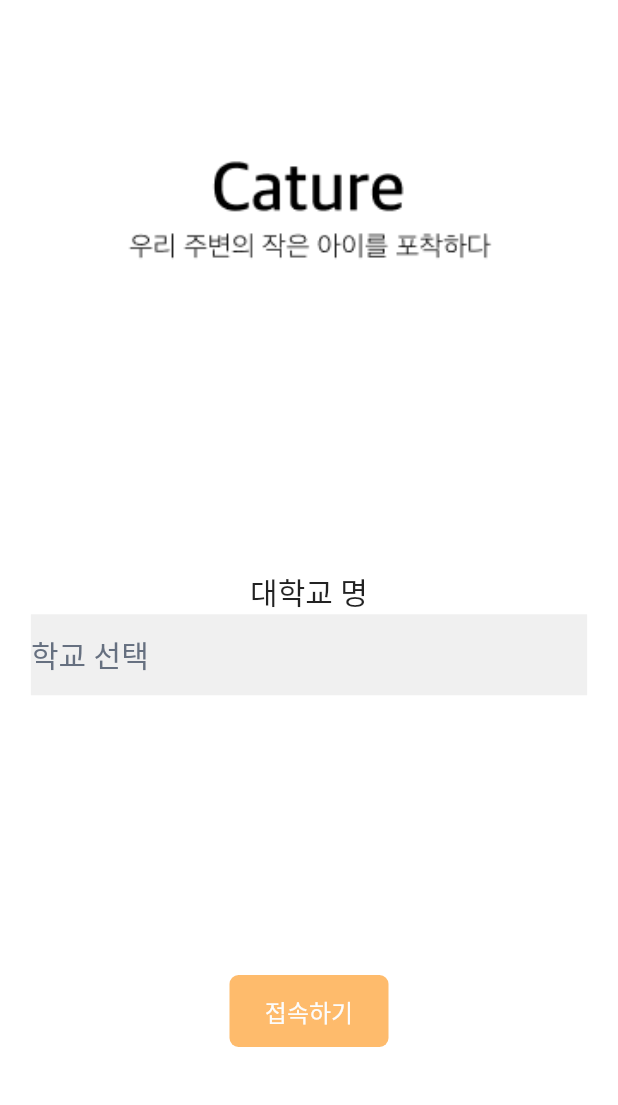
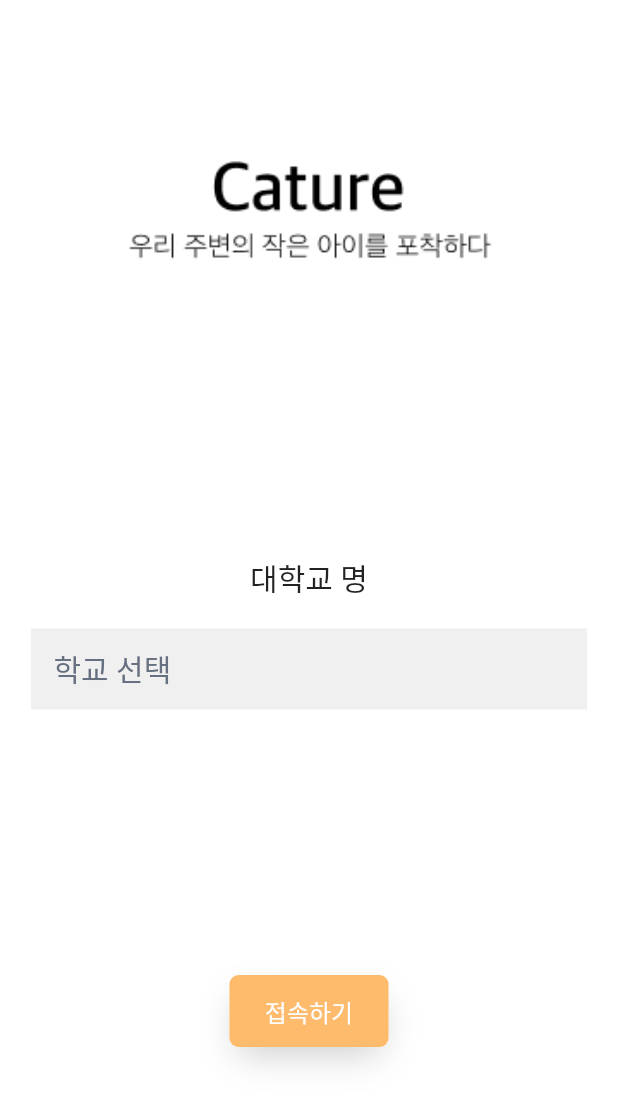
Before and after one commit to five-invincibles/front, a Flutter app: the InsertInfo screen opened by its route, on a phone screen of 412 x 824 dp. Shown: the top 1105 px of the screen. Run offline on Flutter 3.47's test engine with Material 2 defaults, Android fonts, the phone set to English and light mode, and no system bars; drawn by our look-alikes of oktoast, searchfield; our stand-ins replace flutter_dotenv, flutter_easyloading, geolocator, get, google_maps_flutter, image_picker and 2 more; missing offline and left inert: camera_camera, exif, kakao_flutter_sdk.

Commit message:
Fix select alert

```diff
--- a/lib/View/Widget/AddCat/chooseAlert.dart
+++ b/lib/View/Widget/AddCat/chooseAlert.dart
@@ -35,7 +35,9 @@ class _ChooseAlertState extends State<ChooseAlert> {
         shrinkWrap: true,
         itemCount: _alert.length,
         itemBuilder: (BuildContext context, int index) {
-          return Column(
+          return Container(
+            height: 400, width: 300,
+            child: Column(
               children: [
                 GestureDetector(
                   onTap: () {
@@ -62,6 +64,7 @@ class _ChooseAlertState extends State<ChooseAlert> {
                 ),
                 Divider(),
               ],
+            ),
           );
         });
   }
--- a/lib/View/Widget/ChooseCat/marker.dart
+++ b/lib/View/Widget/ChooseCat/marker.dart
@@ -6,7 +6,6 @@ class Marker extends StatelessWidget {
   TextStyle _nameTextStyle = const TextStyle(
       fontSize: 14,
     );
-
 
   Map<String, String> markerPath = {
     "샴": "sham.png",
@@ -30,6 +29,7 @@ class Marker extends StatelessWidget {
   @override
   Widget build(BuildContext context) {
     return Column(
+      mainAxisAlignment: MainAxisAlignment.center,
       children: [
         Image.asset("assets/marker/${markerPath[cat.species] ?? 'fish.png'}"),
         Text(cat.catName, style: _nameTextStyle,),
--- a/lib/View/insert_info_page.dart
+++ b/lib/View/insert_info_page.dart
@@ -31,6 +31,8 @@ class InsertInfo extends GetView<InitPageController> {
     '연세대학교',
     '단국대학교',
     '우송대학교',
+    '야옹대학교',
+    '와플대학교',
   ];
 
   @override
@@ -38,7 +40,7 @@ class InsertInfo extends GetView<InitPageController> {
     double screenwidth = MediaQuery.of(context).size.width;
 
     return Scaffold(
-      resizeToAvoidBottomInset: true,
+      resizeToAvoidBottomInset: false,
       body: Stack(
         children: [
           Container(
@@ -58,7 +60,10 @@ class InsertInfo extends GetView<InitPageController> {
                         "대학교 명",
                         style: _textStyle,
                       ),
+                      SizedBox(height: 19),
                       Container(
+                        height: 54,
+                        padding: EdgeInsets.only(left: 15),
                         width: screenwidth * 0.9,
                         color: Color(0xffF0F0F0),
                         child: SearchField(
@@ -98,6 +103,12 @@ class InsertInfo extends GetView<InitPageController> {
                   decoration: BoxDecoration(
                     color: Color(0xffFEBB6C),
                     borderRadius: BorderRadius.circular(6),
+                    boxShadow: [BoxShadow(
+                      color: Colors.grey.withOpacity(0.5),
+                      spreadRadius: -5,
+                      blurRadius: 20,
+                      offset: Offset(0, 10)
+                    )]
                   ),
                   child: Text(
                     "접속하기",
```
Also changed, not shown: lib/View/Widget/ChooseCat/chooseAlert.dart (+5 -2 lines), lib/View/cat_info_update_page.dart (+13 -3 lines), lib/View/insert_cat_info_page.dart (+13 -3 lines). Lines whose indentation alone changed are shown as unchanged.
